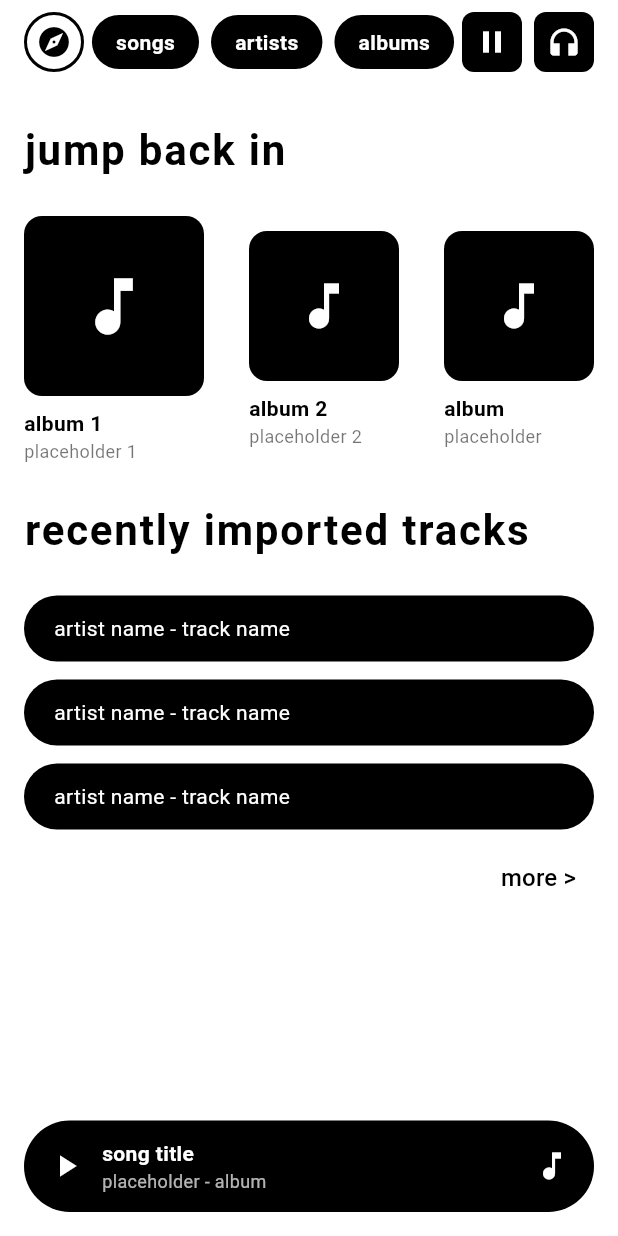
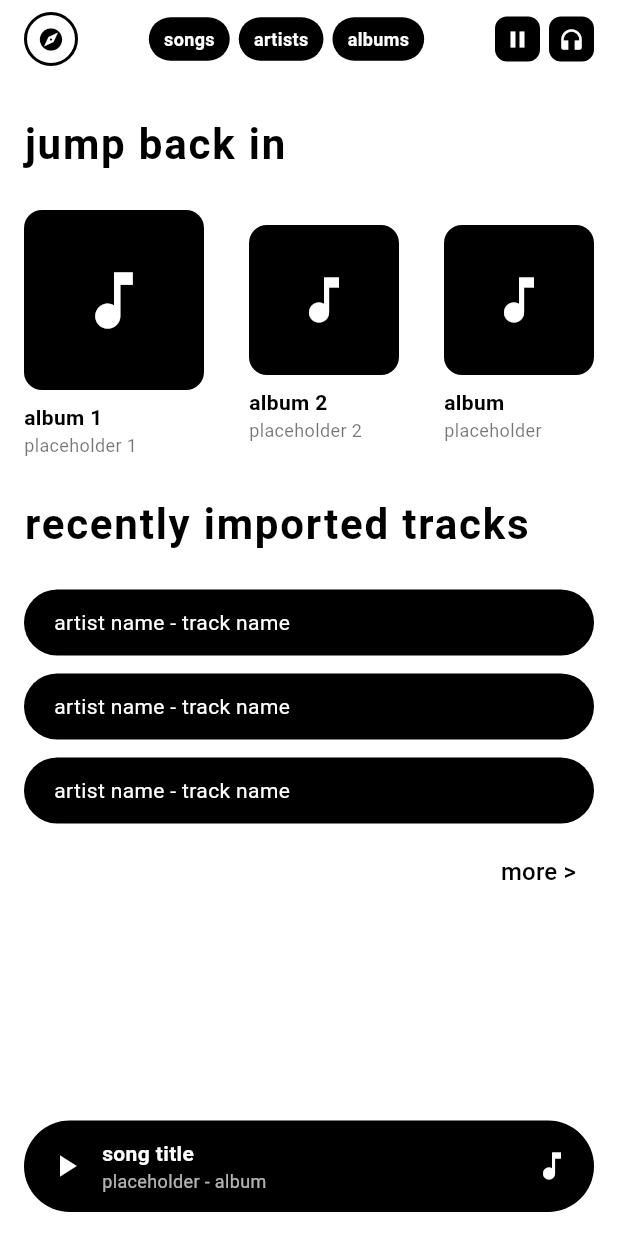
Before and after one commit to houndslight/freewave, a Flutter app: the screen it shows after launch, on a phone screen of 412 x 824 dp. Run offline on Flutter 3.47's test engine with Material 3 defaults, Android fonts, the phone set to English and light mode, and no system bars; Roboto replaces fonts that are missing (PlanetKosmos).

Commit message:
Update main.dart
fixed button scaling issues

```diff
--- a/lib/main.dart
+++ b/lib/main.dart
@@ -47,32 +47,35 @@ class MusicHomePage extends StatelessWidget {
                   InkWell(
                     onTap: () => print('Logo tapped'),
                     child: Container(
-                      width: 40,
-                      height: 40,
+                      width: 36,
+                      height: 36,
                       decoration: BoxDecoration(
                         shape: BoxShape.circle,
                         border: Border.all(color: Colors.black, width: 2),
                       ),
-                      child: Icon(Icons.explore, color: Colors.black),
+                      child: Icon(Icons.explore, color: Colors.black, size: 18),
                     ),
                   ),
 
-                  // Middle navigation buttons
-                  Row(
-                    children: [
-                      _buildNavButton('songs'),
-                      SizedBox(width: 8),
-                      _buildNavButton('artists'),
-                      SizedBox(width: 8),
-                      _buildNavButton('albums'),
-                    ],
+                  // Middle navigation buttons - smaller and centered
+                  Expanded(
+                    child: Row(
+                      mainAxisAlignment: MainAxisAlignment.center,
+                      children: [
+                        _buildNavButton('songs'),
+                        SizedBox(width: 6),
+                        _buildNavButton('artists'),
+                        SizedBox(width: 6),
+                        _buildNavButton('albums'),
+                      ],
+                    ),
                   ),
 
                   // Right side buttons
                   Row(
                     children: [
                       _buildIconButton(Icons.pause),
-                      SizedBox(width: 8),
+                      SizedBox(width: 6),
                       _buildIconButton(Icons.headphones),
                     ],
                   ),
@@ -213,7 +216,7 @@ class MusicHomePage extends StatelessWidget {
     return InkWell(
       onTap: () => print('$text tapped'),
       child: Container(
-        padding: EdgeInsets.symmetric(horizontal: 16, vertical: 8),
+        padding: EdgeInsets.symmetric(horizontal: 10, vertical: 6),
         decoration: BoxDecoration(
           color: Colors.black,
           borderRadius: BorderRadius.circular(20),
@@ -224,6 +227,7 @@ class MusicHomePage extends StatelessWidget {
             color: Colors.white,
             fontWeight: FontWeight.bold,
             fontFamily: 'PlanetKosmos',
+            fontSize: 12,
           ),
         ),
       ),
@@ -234,12 +238,12 @@ class MusicHomePage extends StatelessWidget {
     return InkWell(
       onTap: () => print('Icon tapped'),
       child: Container(
-        padding: EdgeInsets.all(8),
+        padding: EdgeInsets.all(6),
         decoration: BoxDecoration(
           color: Colors.black,
           borderRadius: BorderRadius.circular(8),
         ),
-        child: Icon(icon, color: Colors.white),
+        child: Icon(icon, color: Colors.white, size: 18),
       ),
     );
   }
```
